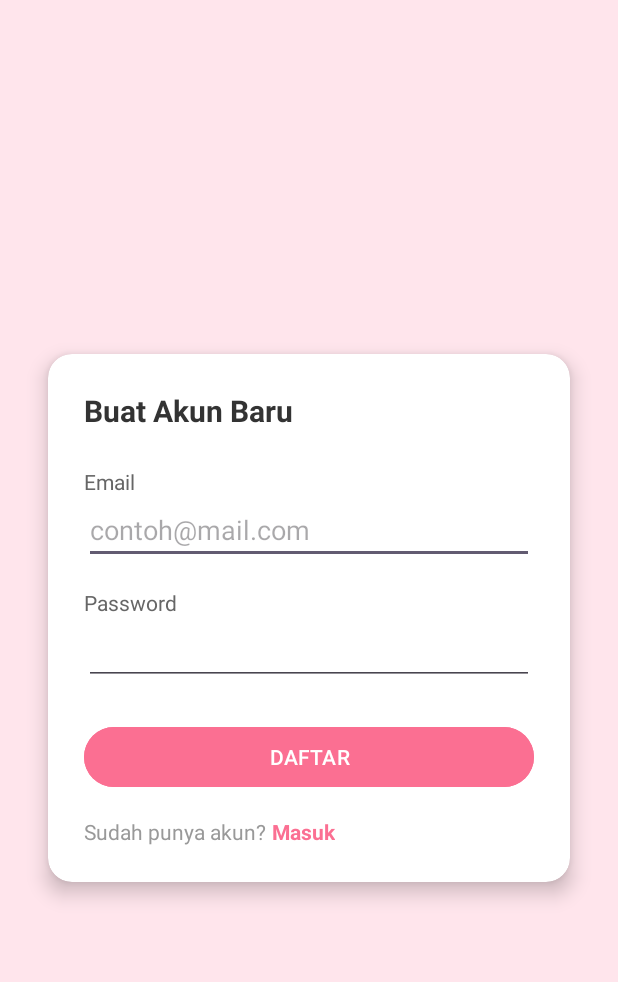
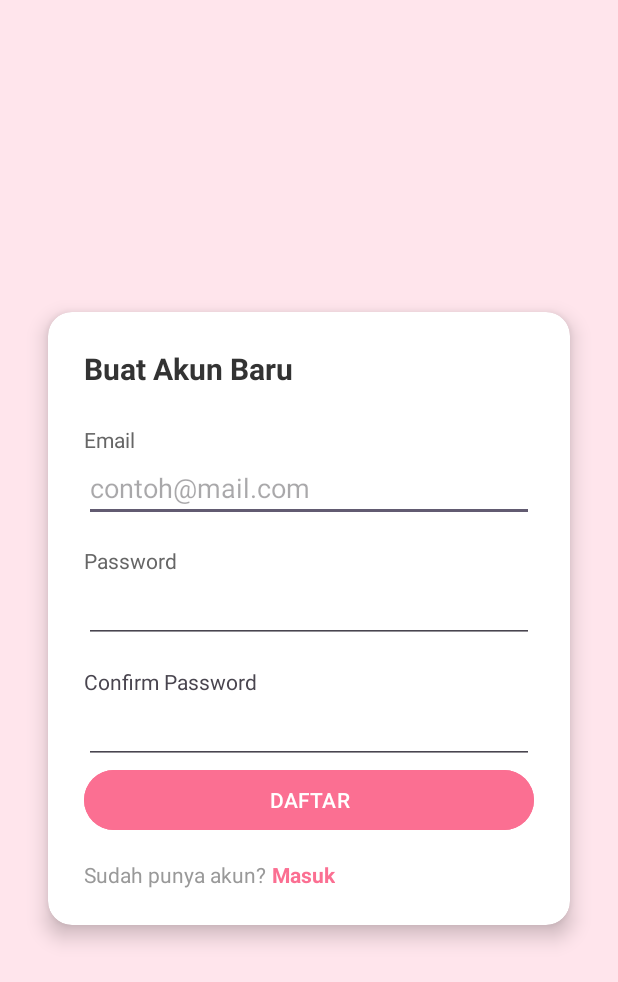
Before and after one commit to rakeputr/Checkpoint-App, an Android app: the RegisterActivity screen opened directly, with no data from a screen before it, after a tap on "DAFTAR", on a phone screen of 412 x 824 dp. Shown: the top 982 px of the screen. Run offline under Robolectric (Android 15) with nearby library versions, the phone set to English and light mode, and no system bars; our stand-ins replace Firebase (no records; nobody signed in at launch, a user with empty details on screens opened directly).

Commit message:
finished all feature ;

```diff
--- a/app/src/main/java/com/example/latihanfirebase/RegisterActivity.kt
+++ b/app/src/main/java/com/example/latihanfirebase/RegisterActivity.kt
@@ -13,12 +13,16 @@ import androidx.core.view.ViewCompat
 import androidx.core.view.WindowInsetsCompat
 import com.google.firebase.Firebase
 import com.google.firebase.auth.FirebaseAuth
+import com.google.firebase.auth.FirebaseAuthInvalidCredentialsException
+import com.google.firebase.auth.FirebaseAuthUserCollisionException
+import com.google.firebase.auth.FirebaseAuthWeakPasswordException
 import com.google.firebase.auth.auth
 
 class RegisterActivity : AppCompatActivity() {
     private lateinit var auth: FirebaseAuth
     private lateinit var edit_email: EditText
     private lateinit var edit_password: EditText
+    private lateinit var edit_confirm: EditText
     private lateinit var btn_register: Button
     private lateinit var tv_login: TextView
 
@@ -35,6 +39,7 @@ class RegisterActivity : AppCompatActivity() {
         auth = Firebase.auth
         edit_email = findViewById(R.id.edit_register_email)
         edit_password = findViewById(R.id.edit_register_password)
+        edit_confirm = findViewById(R.id.edit_register_confirm)
         btn_register = findViewById(R.id.btn_register)
         tv_login = findViewById(R.id.tv_cancel)
 
@@ -52,6 +57,22 @@ class RegisterActivity : AppCompatActivity() {
 
         var email = edit_email.text.toString()
         var password = edit_password.text.toString()
+        var confirm = edit_confirm.text.toString()
+
+        if (email.isEmpty() || password.isEmpty()) {
+            Toast.makeText(this, "Email dan password tidak boleh kosong", Toast.LENGTH_SHORT).show()
+            return
+        }
+
+        if(password != confirm) {
+            Toast.makeText(this, "Password tidak sama", Toast.LENGTH_SHORT).show()
+            return
+        }
+
+        if (password.length < 6) {
+            Toast.makeText(this, "Password minimal 6 karakter", Toast.LENGTH_SHORT).show()
+            return
+        }
 
         auth.createUserWithEmailAndPassword(email, password)
             .addOnCompleteListener(this) { task ->
@@ -60,17 +81,26 @@ class RegisterActivity : AppCompatActivity() {
                     Log.d("REGISTER SUCCESS", "createUserWithEmail:success")
                     val user = auth.currentUser
 
-                    val intent = Intent(this, HomeActivity::class.java)
+                    val intent = Intent(this, LoginActivity::class.java)
                     startActivity(intent)
                     finish()
                 } else {
                     // If sign in fails, display a message to the user.
+                    val exception = task.exception
+                    if (exception != null) {
+                        if (exception is FirebaseAuthWeakPasswordException) {
+                            Toast.makeText(this, "Password terlalu lemah", Toast.LENGTH_SHORT).show()
+                        } else if (exception is FirebaseAuthInvalidCredentialsException) {
+                            Toast.makeText(this, "Email tidak valid", Toast.LENGTH_SHORT).show()
+                        } else if (exception is FirebaseAuthUserCollisionException) {
+                            Toast.makeText(this, "Email sudah terdaftar", Toast.LENGTH_SHORT).show()
+                        } else {
+                            Toast.makeText(this, "Authentication failed: ${exception.localizedMessage}", Toast.LENGTH_SHORT).show()
+                        }
+                    }
+
                     Log.w("REGISTER FAILED", "createUserWithEmail:failure", task.exception)
-                    Toast.makeText(
-                        baseContext,
-                        "Authentication failed.",
-                        Toast.LENGTH_SHORT,
-                    ).show()
+
                 }
             }
     }
--- a/app/src/main/res/layout/activity_register.xml
+++ b/app/src/main/res/layout/activity_register.xml
@@ -9,6 +9,7 @@
     tools:context=".RegisterActivity">
 
     <androidx.cardview.widget.CardView
+        android:id="@+id/cardView"
         android:layout_width="0dp"
         android:layout_height="wrap_content"
         android:layout_marginStart="32dp"
@@ -30,8 +31,8 @@
                 android:layout_width="wrap_content"
                 android:layout_height="wrap_content"
                 android:text="Buat Akun Baru"
+                android:textColor="#333333"
                 android:textSize="20sp"
-                android:textColor="#333333"
                 android:textStyle="bold"
                 app:layout_constraintStart_toStartOf="parent"
                 app:layout_constraintTop_toTopOf="parent" />
@@ -58,7 +59,7 @@
                 app:layout_constraintTop_toBottomOf="@+id/textView2" />
 
             <TextView
-                android:id="@+id/textView3"
+                android:id="@+id/textView5"
                 android:layout_width="wrap_content"
                 android:layout_height="wrap_content"
                 android:layout_marginTop="16dp"
@@ -75,19 +76,28 @@
                 android:inputType="textPassword"
                 app:layout_constraintEnd_toEndOf="parent"
                 app:layout_constraintStart_toStartOf="parent"
-                app:layout_constraintTop_toBottomOf="@+id/textView3" />
+                app:layout_constraintTop_toBottomOf="@+id/textView5" />
+
+            <EditText
+                android:id="@+id/edit_register_confirm"
+                android:layout_width="0dp"
+                android:layout_height="wrap_content"
+                android:ems="10"
+                android:inputType="textPassword"
+                app:layout_constraintEnd_toEndOf="parent"
+                app:layout_constraintStart_toStartOf="parent"
+                app:layout_constraintTop_toBottomOf="@+id/textView6" />
 
             <Button
                 android:id="@+id/btn_register"
                 android:layout_width="0dp"
                 android:layout_height="wrap_content"
-                android:layout_marginTop="24dp"
+                android:backgroundTint="#FB6F92"
                 android:text="DAFTAR"
                 android:textColor="@android:color/white"
-                android:backgroundTint="#FB6F92"
                 app:layout_constraintEnd_toEndOf="parent"
                 app:layout_constraintStart_toStartOf="parent"
-                app:layout_constraintTop_toBottomOf="@+id/edit_register_password" />
+                app:layout_constraintTop_toBottomOf="@+id/edit_register_confirm" />
 
             <TextView
                 android:id="@+id/textView4"
@@ -105,11 +115,20 @@
                 android:layout_height="wrap_content"
                 android:layout_marginStart="4dp"
                 android:text="Masuk"
+                android:textColor="#FB6F92"
                 android:textStyle="bold"
-                android:textColor="#FB6F92"
                 app:layout_constraintBottom_toBottomOf="@+id/textView4"
                 app:layout_constraintStart_toEndOf="@+id/textView4"
                 app:layout_constraintTop_toTopOf="@+id/textView4" />
+
+            <TextView
+                android:id="@+id/textView6"
+                android:layout_width="wrap_content"
+                android:layout_height="wrap_content"
+                android:layout_marginTop="16dp"
+                android:text="Confirm Password"
+                app:layout_constraintStart_toStartOf="parent"
+                app:layout_constraintTop_toBottomOf="@+id/edit_register_password" />
 
         </androidx.constraintlayout.widget.ConstraintLayout>
     </androidx.cardview.widget.CardView>
```
Also changed, not shown: app/src/main/java/com/example/latihanfirebase/AddLocationActivity.kt (+11 -6 lines), app/src/main/java/com/example/latihanfirebase/CheckpointAdapter.kt (+11 -5 lines), app/src/main/java/com/example/latihanfirebase/DetailActivity.kt (+4 -12 lines), app/src/main/java/com/example/latihanfirebase/EditLocationActivity.kt (+5 -9 lines), app/src/main/java/com/example/latihanfirebase/HomeActivity.kt (+9 -14 lines), app/src/main/res/layout/item_checkpoint.xml (+29 -17 lines).
